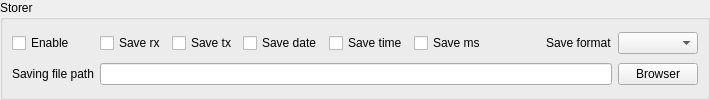
Above: Source/Tools/ToolsUI/xToolsStorerToolUi.ui from x-tools-author/x-tools before the change. Below: the same form after it.
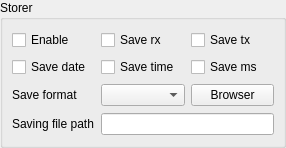
That is the form after the change. Custom widgets are drawn as their Qt base class.

```diff
--- a/Source/Tools/ToolsUI/xToolsStorerToolUi.ui
+++ b/Source/Tools/ToolsUI/xToolsStorerToolUi.ui
@@ -6,8 +6,8 @@
    <rect>
     <x>0</x>
     <y>0</y>
-    <width>710</width>
-    <height>100</height>
+    <width>286</width>
+    <height>148</height>
    </rect>
   </property>
   <property name="windowTitle">
@@ -31,7 +31,14 @@
      <property name="title">
       <string>Storer</string>
      </property>
-     <layout class="QGridLayout" name="gridLayout_7">
+     <layout class="QGridLayout" name="gridLayout_2">
+      <item row="0" column="0">
+       <widget class="xToolsCheckBox" name="checkBoxEnable">
+        <property name="text">
+         <string>Enable</string>
+        </property>
+       </widget>
+      </item>
       <item row="0" column="1">
        <widget class="xToolsCheckBox" name="checkBoxRx">
         <property name="text">
@@ -46,72 +53,52 @@
         </property>
        </widget>
       </item>
-      <item row="0" column="4">
-       <widget class="xToolsCheckBox" name="checkBoxTime">
-        <property name="text">
-         <string>Save time</string>
-        </property>
-       </widget>
-      </item>
-      <item row="0" column="3">
+      <item row="1" column="0">
        <widget class="xToolsCheckBox" name="checkBoxDate">
         <property name="text">
          <string>Save date</string>
         </property>
        </widget>
       </item>
-      <item row="0" column="7">
-       <widget class="QLabel" name="label">
+      <item row="1" column="1">
+       <widget class="xToolsCheckBox" name="checkBoxTime">
         <property name="text">
-         <string>Save format</string>
+         <string>Save time</string>
         </property>
        </widget>
       </item>
-      <item row="0" column="5">
+      <item row="1" column="2">
        <widget class="xToolsCheckBox" name="checkBoxMs">
         <property name="text">
          <string>Save ms</string>
         </property>
        </widget>
       </item>
-      <item row="0" column="0">
-       <widget class="xToolsCheckBox" name="checkBoxEnable">
+      <item row="2" column="0">
+       <widget class="QLabel" name="label">
         <property name="text">
-         <string>Enable</string>
+         <string>Save format</string>
         </property>
        </widget>
       </item>
-      <item row="0" column="8">
+      <item row="2" column="1">
        <widget class="xToolsTextFormatComboBox" name="comboBoxFormat"/>
       </item>
-      <item row="0" column="6">
-       <spacer name="horizontalSpacer">
-        <property name="orientation">
-         <enum>Qt::Horizontal</enum>
-        </property>
-        <property name="sizeHint" stdset="0">
-         <size>
-          <width>40</width>
-          <height>20</height>
-         </size>
-        </property>
-       </spacer>
-      </item>
-      <item row="1" column="8">
+      <item row="2" column="2">
        <widget class="QPushButton" name="pushButtonSelectFile">
         <property name="text">
          <string>Browser</string>
         </property>
        </widget>
       </item>
-      <item row="1" column="0">
+      <item row="3" column="0">
        <widget class="QLabel" name="label_14">
         <property name="text">
          <string>Saving file path</string>
         </property>
        </widget>
       </item>
-      <item row="1" column="1" colspan="7">
+      <item row="3" column="1" colspan="2">
        <widget class="xToolsLineEdit" name="lineEditStorerPath"/>
       </item>
      </layout>
```
